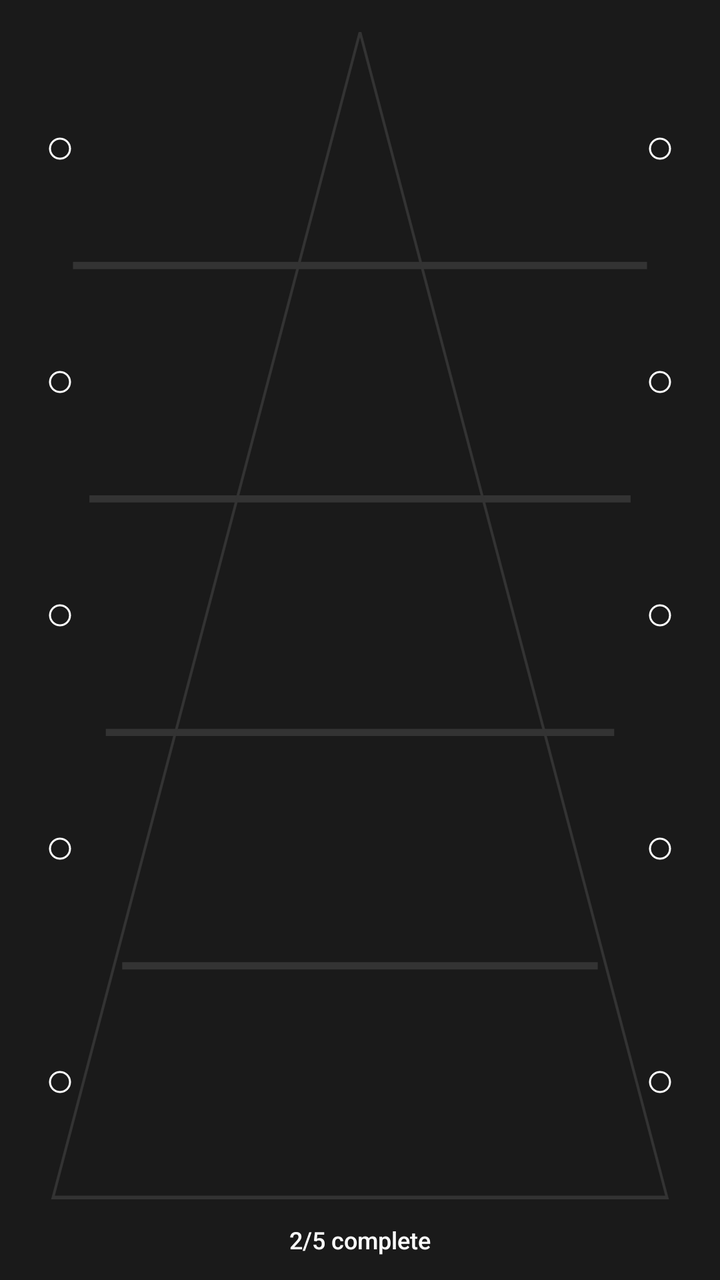
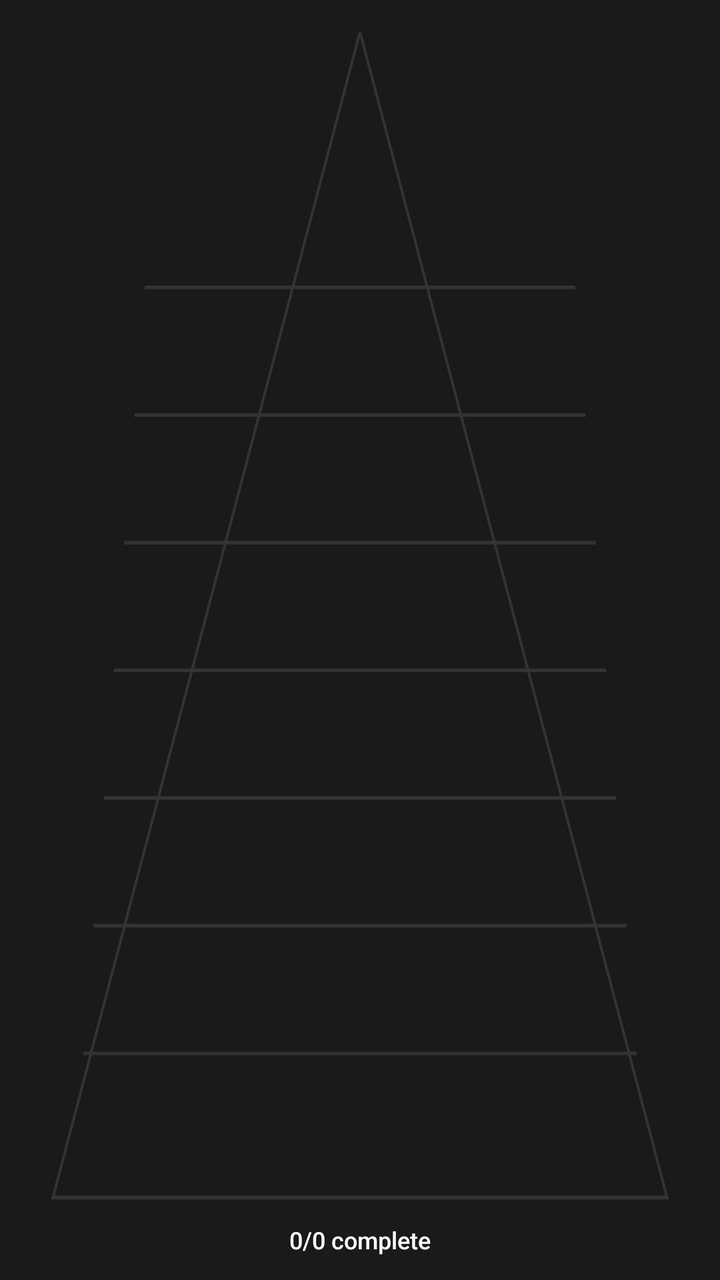

Screens rendered from an Android XML layout before and after an edit, with the pre-edit source and the edit as a unified diff.
<!-- AndroidManifest.xml: application theme AppTheme -->
<!-- res/layout/habit_widget_layout.xml -->
<?xml version="1.0" encoding="utf-8"?>
<LinearLayout xmlns:android="http://schemas.android.com/apk/res/android"
    android:id="@+id/widget_root"
    android:layout_width="match_parent"
    android:layout_height="match_parent"
    android:orientation="vertical"
    android:background="@color/widget_bg_dark"
    android:padding="12dp">

    
    <FrameLayout
        android:layout_width="match_parent"
        android:layout_height="0dp"
        android:layout_weight="1"
        android:padding="4dp">

        
        <ImageView
            android:layout_width="match_parent"
            android:layout_height="match_parent"
            android:src="@drawable/widget_mountain_bg"
            android:scaleType="fitXY"
            android:contentDescription="@null" />

        
        <LinearLayout
            android:layout_width="match_parent"
            android:layout_height="match_parent"
            android:orientation="vertical"
            android:weightSum="5">

            
            <FrameLayout
                android:id="@+id/widget_tier_0"
                android:layout_width="match_parent"
                android:layout_height="0dp"
                android:layout_weight="1"
                android:foreground="?android:attr/selectableItemBackground"
                android:clickable="true"
                android:focusable="true">
                <ImageView
                    android:id="@+id/widget_checkpoint_left_0"
                    android:layout_width="12dp"
                    android:layout_height="12dp"
                    android:layout_gravity="center_vertical|start"
                    android:layout_marginStart="8dp"
                    android:src="@drawable/widget_checkpoint"
                    android:contentDescription="@null" />
                <ImageView
                    android:id="@+id/widget_checkpoint_right_0"
                    android:layout_width="12dp"
                    android:layout_height="12dp"
                    android:layout_gravity="center_vertical|end"
                    android:layout_marginEnd="8dp"
                    android:src="@drawable/widget_checkpoint"
                    android:contentDescription="@null" />
            </FrameLayout>

            
            <FrameLayout
                android:id="@+id/widget_tier_1"
                android:layout_width="match_parent"
                android:layout_height="0dp"
                android:layout_weight="1"
                android:foreground="?android:attr/selectableItemBackground"
                android:clickable="true"
                android:focusable="true">
                <ImageView
                    android:id="@+id/widget_checkpoint_left_1"
                    android:layout_width="12dp"
                    android:layout_height="12dp"
                    android:layout_gravity="center_vertical|start"
                    android:layout_marginStart="8dp"
                    android:src="@drawable/widget_checkpoint"
                    android:contentDescription="@null" />
                <ImageView
                    android:id="@+id/widget_checkpoint_right_1"
                    android:layout_width="12dp"
                    android:layout_height="12dp"
                    android:layout_gravity="center_vertical|end"
                    android:layout_marginEnd="8dp"
                    android:src="@drawable/widget_checkpoint"
                    android:contentDescription="@null" />
            </FrameLayout>

            
            <FrameLayout
                android:id="@+id/widget_tier_2"
                android:layout_width="match_parent"
                android:layout_height="0dp"
                android:layout_weight="1"
                android:foreground="?android:attr/selectableItemBackground"
                android:clickable="true"
                android:focusable="true">
                <ImageView
                    android:id="@+id/widget_checkpoint_left_2"
                    android:layout_width="12dp"
                    android:layout_height="12dp"
                    android:layout_gravity="center_vertical|start"
                    android:layout_marginStart="8dp"
                    android:src="@drawable/widget_checkpoint"
                    android:contentDescription="@null" />
                <ImageView
                    android:id="@+id/widget_checkpoint_right_2"
                    android:layout_width="12dp"
                    android:layout_height="12dp"
                    android:layout_gravity="center_vertical|end"
                    android:layout_marginEnd="8dp"
                    android:src="@drawable/widget_checkpoint"
                    android:contentDescription="@null" />
            </FrameLayout>

            
            <FrameLayout
                android:id="@+id/widget_tier_3"
                android:layout_width="match_parent"
                android:layout_height="0dp"
                android:layout_weight="1"
                android:foreground="?android:attr/selectableItemBackground"
                android:clickable="true"
                android:focusable="true">
                <ImageView
                    android:id="@+id/widget_checkpoint_left_3"
                    android:layout_width="12dp"
                    android:layout_height="12dp"
                    android:layout_gravity="center_vertical|start"
                    android:layout_marginStart="8dp"
                    android:src="@drawable/widget_checkpoint"
                    android:contentDescription="@null" />
                <ImageView
                    android:id="@+id/widget_checkpoint_right_3"
                    android:layout_width="12dp"
                    android:layout_height="12dp"
                    android:layout_gravity="center_vertical|end"
                    android:layout_marginEnd="8dp"
                    android:src="@drawable/widget_checkpoint"
                    android:contentDescription="@null" />
            </FrameLayout>

            
            <FrameLayout
                android:id="@+id/widget_tier_4"
                android:layout_width="match_parent"
                android:layout_height="0dp"
                android:layout_weight="1"
                android:foreground="?android:attr/selectableItemBackground"
                android:clickable="true"
                android:focusable="true">
                <ImageView
                    android:id="@+id/widget_checkpoint_left_4"
                    android:layout_width="12dp"
                    android:layout_height="12dp"
                    android:layout_gravity="center_vertical|start"
                    android:layout_marginStart="8dp"
                    android:src="@drawable/widget_checkpoint"
                    android:contentDescription="@null" />
                <ImageView
                    android:id="@+id/widget_checkpoint_right_4"
                    android:layout_width="12dp"
                    android:layout_height="12dp"
                    android:layout_gravity="center_vertical|end"
                    android:layout_marginEnd="8dp"
                    android:src="@drawable/widget_checkpoint"
                    android:contentDescription="@null" />
            </FrameLayout>

        </LinearLayout>

    </FrameLayout>

    
    <TextView
        android:id="@+id/widget_progress"
        android:layout_width="match_parent"
        android:layout_height="wrap_content"
        android:layout_marginTop="8dp"
        android:gravity="center"
        android:textSize="12sp"
        android:textColor="@color/widget_label_dark"
        android:text="2/5 complete"
        android:fontFamily="sans-serif-medium" />

</LinearLayout>
<!-- resources referenced by this layout -->
<resources>
  <color name="widget_bg_dark">#1A1A1A</color>
  <color name="widget_label_dark">#FFFFFF</color>
  <!-- drawable widget_checkpoint (drawable) -->
  <?xml version="1.0" encoding="utf-8"?>
  <vector xmlns:android="http://schemas.android.com/apk/res/android"
      android:width="24dp"
      android:height="24dp"
      android:viewportWidth="24"
      android:viewportHeight="24">
      
      <path
          android:strokeColor="#FFFFFF"
          android:strokeWidth="2"
          android:fillColor="@android:color/transparent"
          android:pathData="M12,2a10,10 0 1,1 0,20a10,10 0 1,1 0,-20" />
  </vector>
  <!-- drawable widget_mountain_bg (drawable) -->
  <?xml version="1.0" encoding="utf-8"?>
  <vector xmlns:android="http://schemas.android.com/apk/res/android"
      android:width="320dp"
      android:height="160dp"
      android:viewportWidth="320"
      android:viewportHeight="160">
      
      
  
      
      
      <path
          android:strokeColor="#333333"
          android:strokeWidth="1"
          android:fillColor="@android:color/transparent"
          android:pathData="M20,32 H300 M28,64 H292 M36,96 H284 M44,128 H276" />
  
      
      <path
          android:strokeColor="#333333"
          android:strokeWidth="1"
          android:fillColor="@android:color/transparent"
          android:pathData="M160,0 L310,160 H10 Z" />
  </vector>
  <style name="AppTheme" parent="Theme.AppCompat.Light.DarkActionBar">
          
          <item name="colorPrimary">@color/colorPrimary</item>
          <item name="colorPrimaryDark">@color/colorPrimaryDark</item>
          <item name="colorAccent">@color/colorAccent</item>
      </style>
  <color name="colorPrimary">#6366f1</color>
  <color name="colorPrimaryDark">#3730a3</color>
  <color name="colorAccent">#818cf8</color>
</resources>

<!-- the commit's change to res/layout/habit_widget_layout.xml (unified diff, before → after) -->
@@ -24,10 +24,11 @@
 
         
         <LinearLayout
+            android:id="@+id/widget_tiers_container"
             android:layout_width="match_parent"
             android:layout_height="match_parent"
             android:orientation="vertical"
-            android:weightSum="5">
+            android:weightSum="8">
 
             
             <FrameLayout
@@ -37,7 +38,8 @@
                 android:layout_weight="1"
                 android:foreground="?android:attr/selectableItemBackground"
                 android:clickable="true"
-                android:focusable="true">
+                android:focusable="true"
+                android:visibility="gone">
                 <ImageView
                     android:id="@+id/widget_checkpoint_left_0"
                     android:layout_width="12dp"
@@ -64,7 +66,8 @@
                 android:layout_weight="1"
                 android:foreground="?android:attr/selectableItemBackground"
                 android:clickable="true"
-                android:focusable="true">
+                android:focusable="true"
+                android:visibility="gone">
                 <ImageView
                     android:id="@+id/widget_checkpoint_left_1"
                     android:layout_width="12dp"
@@ -91,7 +94,8 @@
                 android:layout_weight="1"
                 android:foreground="?android:attr/selectableItemBackground"
                 android:clickable="true"
-                android:focusable="true">
+                android:focusable="true"
+                android:visibility="gone">
                 <ImageView
                     android:id="@+id/widget_checkpoint_left_2"
                     android:layout_width="12dp"
@@ -118,7 +122,8 @@
                 android:layout_weight="1"
                 android:foreground="?android:attr/selectableItemBackground"
                 android:clickable="true"
-                android:focusable="true">
+                android:focusable="true"
+                android:visibility="gone">
                 <ImageView
                     android:id="@+id/widget_checkpoint_left_3"
                     android:layout_width="12dp"
@@ -145,7 +150,8 @@
                 android:layout_weight="1"
                 android:foreground="?android:attr/selectableItemBackground"
                 android:clickable="true"
-                android:focusable="true">
+                android:focusable="true"
+                android:visibility="gone">
                 <ImageView
                     android:id="@+id/widget_checkpoint_left_4"
                     android:layout_width="12dp"
@@ -156,6 +162,90 @@
                     android:contentDescription="@null" />
                 <ImageView
                     android:id="@+id/widget_checkpoint_right_4"
+                    android:layout_width="12dp"
+                    android:layout_height="12dp"
+                    android:layout_gravity="center_vertical|end"
+                    android:layout_marginEnd="8dp"
+                    android:src="@drawable/widget_checkpoint"
+                    android:contentDescription="@null" />
+            </FrameLayout>
+
+            
+            <FrameLayout
+                android:id="@+id/widget_tier_5"
+                android:layout_width="match_parent"
+                android:layout_height="0dp"
+                android:layout_weight="1"
+                android:foreground="?android:attr/selectableItemBackground"
+                android:clickable="true"
+                android:focusable="true"
+                android:visibility="gone">
+                <ImageView
+                    android:id="@+id/widget_checkpoint_left_5"
+                    android:layout_width="12dp"
+                    android:layout_height="12dp"
+                    android:layout_gravity="center_vertical|start"
+                    android:layout_marginStart="8dp"
+                    android:src="@drawable/widget_checkpoint"
+                    android:contentDescription="@null" />
+                <ImageView
+                    android:id="@+id/widget_checkpoint_right_5"
+                    android:layout_width="12dp"
+                    android:layout_height="12dp"
+                    android:layout_gravity="center_vertical|end"
+                    android:layout_marginEnd="8dp"
+                    android:src="@drawable/widget_checkpoint"
+                    android:contentDescription="@null" />
+            </FrameLayout>
+
+            
+            <FrameLayout
+                android:id="@+id/widget_tier_6"
+                android:layout_width="match_parent"
+                android:layout_height="0dp"
+                android:layout_weight="1"
+                android:foreground="?android:attr/selectableItemBackground"
+                android:clickable="true"
+                android:focusable="true"
+                android:visibility="gone">
+                <ImageView
+                    android:id="@+id/widget_checkpoint_left_6"
+                    android:layout_width="12dp"
+                    android:layout_height="12dp"
+                    android:layout_gravity="center_vertical|start"
+                    android:layout_marginStart="8dp"
+                    android:src="@drawable/widget_checkpoint"
+                    android:contentDescription="@null" />
+                <ImageView
+                    android:id="@+id/widget_checkpoint_right_6"
+                    android:layout_width="12dp"
+                    android:layout_height="12dp"
+                    android:layout_gravity="center_vertical|end"
+                    android:layout_marginEnd="8dp"
+                    android:src="@drawable/widget_checkpoint"
+                    android:contentDescription="@null" />
+            </FrameLayout>
+
+            
+            <FrameLayout
+                android:id="@+id/widget_tier_7"
+                android:layout_width="match_parent"
+                android:layout_height="0dp"
+                android:layout_weight="1"
+                android:foreground="?android:attr/selectableItemBackground"
+                android:clickable="true"
+                android:focusable="true"
+                android:visibility="gone">
+                <ImageView
+                    android:id="@+id/widget_checkpoint_left_7"
+                    android:layout_width="12dp"
+                    android:layout_height="12dp"
+                    android:layout_gravity="center_vertical|start"
+                    android:layout_marginStart="8dp"
+                    android:src="@drawable/widget_checkpoint"
+                    android:contentDescription="@null" />
+                <ImageView
+                    android:id="@+id/widget_checkpoint_right_7"
                     android:layout_width="12dp"
                     android:layout_height="12dp"
                     android:layout_gravity="center_vertical|end"
@@ -177,7 +267,7 @@
         android:gravity="center"
         android:textSize="12sp"
         android:textColor="@color/widget_label_dark"
-        android:text="2/5 complete"
+        android:text="0/0 complete"
         android:fontFamily="sans-serif-medium" />
 
 </LinearLayout>
<!-- resource entries referenced after the edit -->
@@ -25,21 +25,21 @@
       android:viewportHeight="160">
       
       
-  
+      
+      
+      <path
+          android:fillColor="@android:color/transparent"
+          android:strokeColor="#333333"
+          android:strokeWidth="1"
+          android:pathData="M160,0 L310,160 H10 Z" />
+      
       
       
       <path
           android:strokeColor="#333333"
-          android:strokeWidth="1"
+          android:strokeWidth="0.5"
           android:fillColor="@android:color/transparent"
-          android:pathData="M20,32 H300 M28,64 H292 M36,96 H284 M44,128 H276" />
-  
-      
-      <path
-          android:strokeColor="#333333"
-          android:strokeWidth="1"
-          android:fillColor="@android:color/transparent"
-          android:pathData="M160,0 L310,160 H10 Z" />
+          android:pathData="M25,140 H295 M30,122.5 H290 M35,105 H285 M40,87.5 H280 M45,70 H275 M50,52.5 H270 M55,35 H265" />
   </vector>
   <style name="AppTheme" parent="Theme.AppCompat.Light.DarkActionBar">
           
